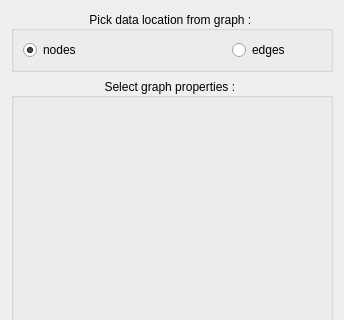
First picture: the form in plugins/view/utils/ViewGraphPropertiesSelectionWidget.ui, repository jalamao/tulip-1, before the edit; both pictures show x 0 to 344 and y 0 to 320 of the 344 by 693 pixel window.
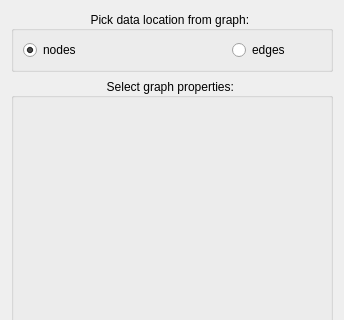
Second picture: the form after the edit. Custom widgets are drawn as their Qt base class.

The edit to the form file:
```diff
--- a/plugins/view/utils/ViewGraphPropertiesSelectionWidget.ui
+++ b/plugins/view/utils/ViewGraphPropertiesSelectionWidget.ui
@@ -29,7 +29,7 @@
       </size>
      </property>
      <property name="title">
-      <string>Pick data location from graph : </string>
+      <string>Pick data location from graph: </string>
      </property>
      <property name="alignment">
       <set>Qt::AlignCenter</set>
@@ -89,7 +89,7 @@
       </sizepolicy>
      </property>
      <property name="title">
-      <string>Select graph properties : </string>
+      <string>Select graph properties: </string>
      </property>
      <property name="alignment">
       <set>Qt::AlignCenter</set>
```
